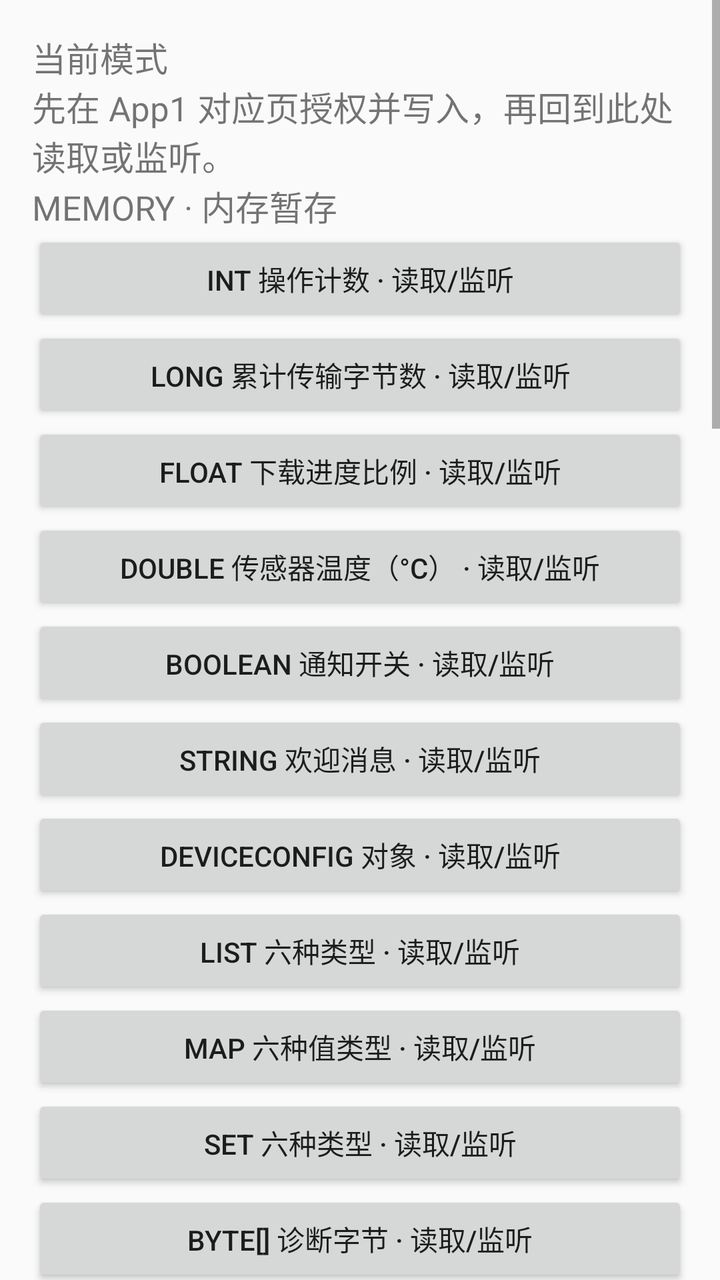
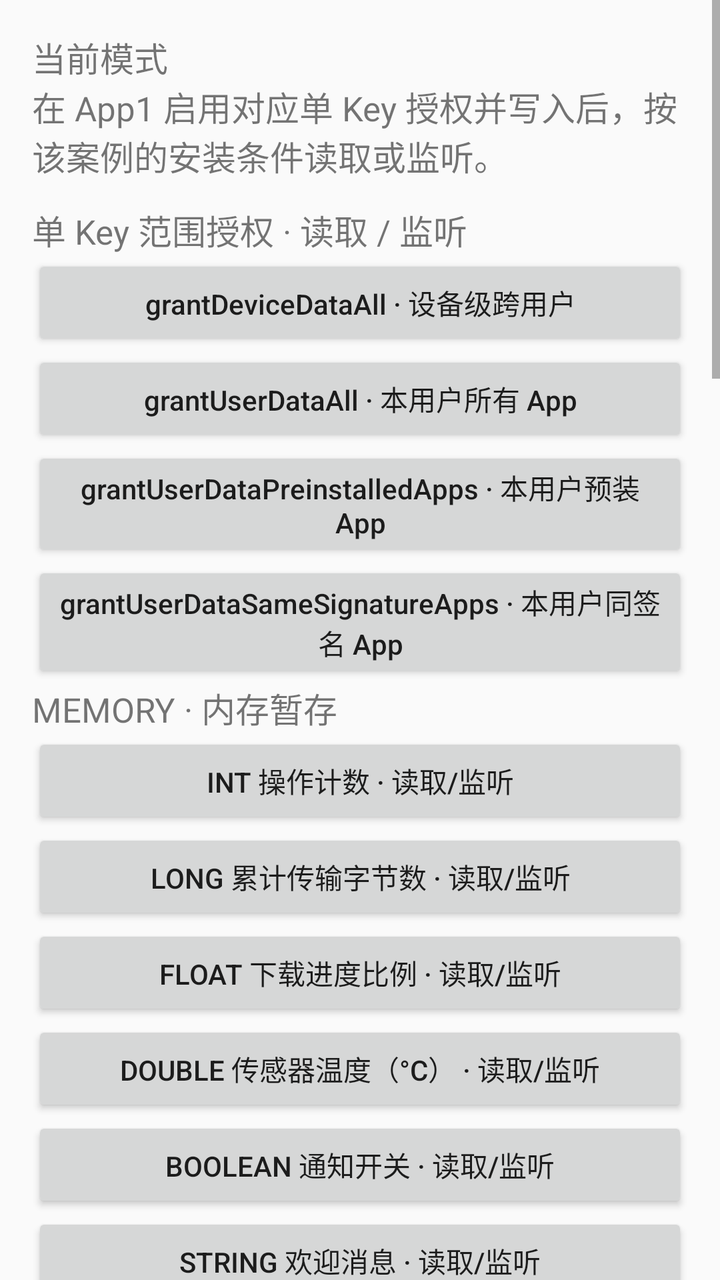

The first picture is an Android layout as it rendered before a commit; the second is the same layout after the commit. The layout source and the unified diff follow.
<!-- AndroidManifest.xml: application theme android:Theme.Material.Light.NoActionBar -->
<!-- res/layout/activity_main.xml -->
<?xml version="1.0" encoding="utf-8"?>
<layout xmlns:android="http://schemas.android.com/apk/res/android">
    <data />
    <ScrollView
        android:layout_width="match_parent"
        android:layout_height="match_parent"
        android:fillViewport="true">
        <LinearLayout
            android:layout_width="match_parent"
            android:layout_height="wrap_content"
            android:orientation="vertical"
            android:padding="16dp">
            <TextView
                android:layout_width="match_parent"
                android:layout_height="wrap_content"
                android:id="@+id/mode"
                android:text="当前模式"
                android:textSize="17sp" />
            <TextView
                android:layout_width="match_parent"
                android:layout_height="wrap_content"
                android:id="@+id/instructions"
                android:text="先在 App1 对应页授权并写入，再回到此处读取或监听。"
                android:textSize="17sp" />
            <TextView
                android:layout_width="match_parent"
                android:layout_height="wrap_content"
                android:text="MEMORY · 内存暂存"
                android:textSize="17sp" />
            <Button
                android:layout_width="match_parent"
                android:layout_height="wrap_content"
                android:id="@+id/memoryIntButton"
                android:text="int 操作计数 · 读取/监听" />
            <Button
                android:layout_width="match_parent"
                android:layout_height="wrap_content"
                android:id="@+id/memoryLongButton"
                android:text="long 累计传输字节数 · 读取/监听" />
            <Button
                android:layout_width="match_parent"
                android:layout_height="wrap_content"
                android:id="@+id/memoryFloatButton"
                android:text="float 下载进度比例 · 读取/监听" />
            <Button
                android:layout_width="match_parent"
                android:layout_height="wrap_content"
                android:id="@+id/memoryDoubleButton"
                android:text="double 传感器温度（°C） · 读取/监听" />
            <Button
                android:layout_width="match_parent"
                android:layout_height="wrap_content"
                android:id="@+id/memoryBooleanButton"
                android:text="boolean 通知开关 · 读取/监听" />
            <Button
                android:layout_width="match_parent"
                android:layout_height="wrap_content"
                android:id="@+id/memoryStringButton"
                android:text="String 欢迎消息 · 读取/监听" />
            <Button
                android:layout_width="match_parent"
                android:layout_height="wrap_content"
                android:id="@+id/memoryObjectButton"
                android:text="DeviceConfig 对象 · 读取/监听" />
            <Button
                android:layout_width="match_parent"
                android:layout_height="wrap_content"
                android:id="@+id/memoryListButton"
                android:text="List 六种类型 · 读取/监听" />
            <Button android:id="@+id/memoryMapButton" android:layout_width="match_parent"
                android:layout_height="wrap_content" android:text="Map 六种值类型 · 读取/监听" />
            <Button android:id="@+id/memorySetButton" android:layout_width="match_parent"
                android:layout_height="wrap_content" android:text="Set 六种类型 · 读取/监听" />
            <Button android:id="@+id/memoryBytesButton" android:layout_width="match_parent"
                android:layout_height="wrap_content" android:text="byte[] 诊断字节 · 读取/监听" />
            <TextView
                android:layout_width="match_parent"
                android:layout_height="wrap_content"
                android:text="FILE · 文件持久化"
                android:textSize="17sp" />
            <Button
                android:layout_width="match_parent"
                android:layout_height="wrap_content"
                android:id="@+id/fileIntButton"
                android:text="int 操作计数 · 读取/监听" />
            <Button
                android:layout_width="match_parent"
                android:layout_height="wrap_content"
                android:id="@+id/fileLongButton"
                android:text="long 累计传输字节数 · 读取/监听" />
            <Button
                android:layout_width="match_parent"
                android:layout_height="wrap_content"
                android:id="@+id/fileFloatButton"
                android:text="float 下载进度比例 · 读取/监听" />
            <Button
                android:layout_width="match_parent"
                android:layout_height="wrap_content"
                android:id="@+id/fileDoubleButton"
                android:text="double 传感器温度（°C） · 读取/监听" />
            <Button
                android:layout_width="match_parent"
                android:layout_height="wrap_content"
                android:id="@+id/fileBooleanButton"
                android:text="boolean 通知开关 · 读取/监听" />
            <Button
                android:layout_width="match_parent"
                android:layout_height="wrap_content"
                android:id="@+id/fileStringButton"
                android:text="String 欢迎消息 · 读取/监听" />
            <Button
                android:layout_width="match_parent"
                android:layout_height="wrap_content"
                android:id="@+id/fileObjectButton"
                android:text="DeviceConfig 对象 · 读取/监听" />
            <Button
                android:layout_width="match_parent"
                android:layout_height="wrap_content"
                android:id="@+id/fileListButton"
                android:text="List 六种类型 · 读取/监听" />
            <Button android:id="@+id/fileMapButton" android:layout_width="match_parent"
                android:layout_height="wrap_content" android:text="Map 六种值类型 · 读取/监听" />
            <Button android:id="@+id/fileSetButton" android:layout_width="match_parent"
                android:layout_height="wrap_content" android:text="Set 六种类型 · 读取/监听" />
            <Button android:id="@+id/fileBytesButton" android:layout_width="match_parent"
                android:layout_height="wrap_content" android:text="byte[] 诊断字节 · 读取/监听" />
            <TextView
                android:layout_width="match_parent"
                android:layout_height="wrap_content"
                android:text="DATABASE · SQLite 持久化"
                android:textSize="17sp" />
            <Button
                android:layout_width="match_parent"
                android:layout_height="wrap_content"
                android:id="@+id/databaseIntButton"
                android:text="int 操作计数 · 读取/监听" />
            <Button
                android:layout_width="match_parent"
                android:layout_height="wrap_content"
                android:id="@+id/databaseLongButton"
                android:text="long 累计传输字节数 · 读取/监听" />
            <Button
                android:layout_width="match_parent"
                android:layout_height="wrap_content"
                android:id="@+id/databaseFloatButton"
                android:text="float 下载进度比例 · 读取/监听" />
            <Button
                android:layout_width="match_parent"
                android:layout_height="wrap_content"
                android:id="@+id/databaseDoubleButton"
                android:text="double 传感器温度（°C） · 读取/监听" />
            <Button
                android:layout_width="match_parent"
                android:layout_height="wrap_content"
                android:id="@+id/databaseBooleanButton"
                android:text="boolean 通知开关 · 读取/监听" />
            <Button
                android:layout_width="match_parent"
                android:layout_height="wrap_content"
                android:id="@+id/databaseStringButton"
                android:text="String 欢迎消息 · 读取/监听" />
            <Button
                android:layout_width="match_parent"
                android:layout_height="wrap_content"
                android:id="@+id/databaseObjectButton"
                android:text="DeviceConfig 对象 · 读取/监听" />
            <Button
                android:layout_width="match_parent"
                android:layout_height="wrap_content"
                android:id="@+id/databaseListButton"
                android:text="List 六种类型 · 读取/监听" />
            <Button android:id="@+id/databaseMapButton" android:layout_width="match_parent"
                android:layout_height="wrap_content" android:text="Map 六种值类型 · 读取/监听" />
            <Button android:id="@+id/databaseSetButton" android:layout_width="match_parent"
                android:layout_height="wrap_content" android:text="Set 六种类型 · 读取/监听" />
            <Button android:id="@+id/databaseBytesButton" android:layout_width="match_parent"
                android:layout_height="wrap_content" android:text="byte[] 诊断字节 · 读取/监听" />
            <TextView
                android:layout_width="match_parent"
                android:layout_height="wrap_content"
                android:text="无载荷事件：接收页必须在线，事件不会补发"
                android:textSize="17sp" />
            <Button
                android:layout_width="match_parent"
                android:layout_height="wrap_content"
                android:id="@+id/eventSendButton"
                android:text="发送刷新请求 → App1" />
            <Button
                android:layout_width="match_parent"
                android:layout_height="wrap_content"
                android:id="@+id/eventReceiveButton"
                android:text="接收 App1 配置已刷新" />
        </LinearLayout>
    </ScrollView>
</layout>
<!-- resources referenced by this layout -->
<resources>

</resources>

<!-- the commit's change to res/layout/activity_main.xml (unified diff, before → after) -->
@@ -20,8 +20,38 @@
                 android:layout_width="match_parent"
                 android:layout_height="wrap_content"
                 android:id="@+id/instructions"
-                android:text="先在 App1 对应页授权并写入，再回到此处读取或监听。"
-                android:textSize="17sp" />
+                android:text="在 App1 启用对应单 Key 授权并写入后，按该案例的安装条件读取或监听。"
+                android:textSize="17sp" />
+            <TextView
+                android:layout_width="match_parent"
+                android:layout_height="wrap_content"
+                android:layout_marginTop="12dp"
+                android:text="单 Key 范围授权 · 读取 / 监听"
+                android:textSize="17sp" />
+            <Button
+                android:id="@+id/deviceDataAllButton"
+                android:layout_width="match_parent"
+                android:layout_height="wrap_content"
+                android:text="grantDeviceDataAll · 设备级跨用户"
+                android:textAllCaps="false" />
+            <Button
+                android:id="@+id/userDataAllButton"
+                android:layout_width="match_parent"
+                android:layout_height="wrap_content"
+                android:text="grantUserDataAll · 本用户所有 App"
+                android:textAllCaps="false" />
+            <Button
+                android:id="@+id/userDataPreinstalledAppsButton"
+                android:layout_width="match_parent"
+                android:layout_height="wrap_content"
+                android:text="grantUserDataPreinstalledApps · 本用户预装 App"
+                android:textAllCaps="false" />
+            <Button
+                android:id="@+id/userDataSameSignatureAppsButton"
+                android:layout_width="match_parent"
+                android:layout_height="wrap_content"
+                android:text="grantUserDataSameSignatureApps · 本用户同签名 App"
+                android:textAllCaps="false" />
             <TextView
                 android:layout_width="match_parent"
                 android:layout_height="wrap_content"
